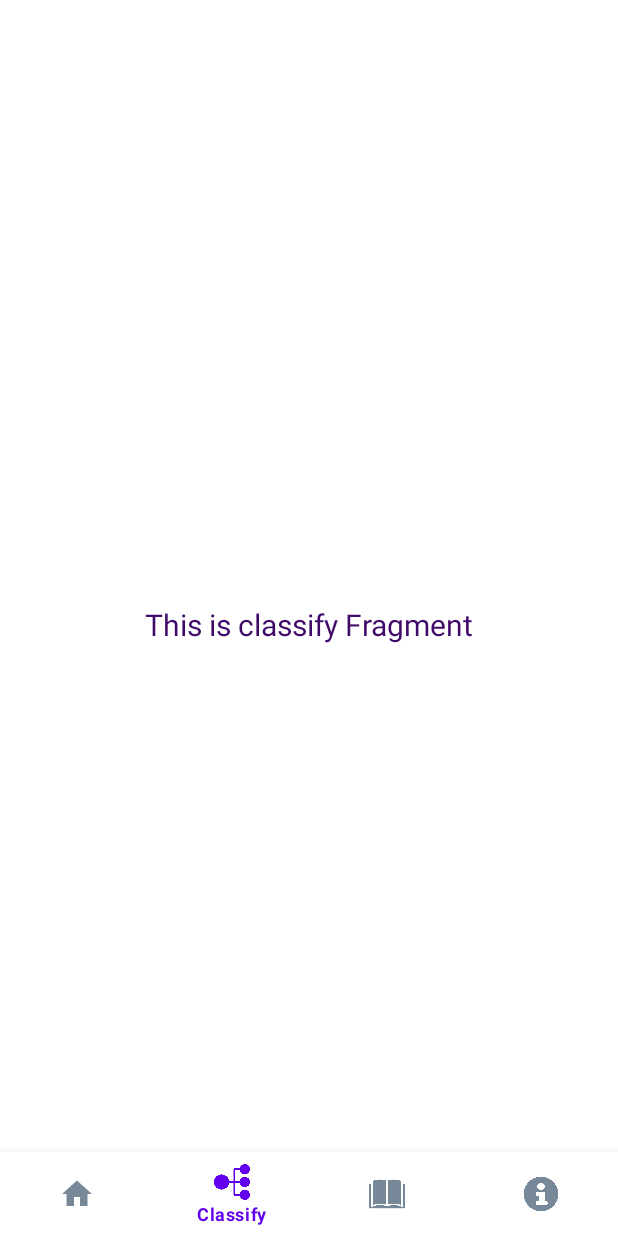
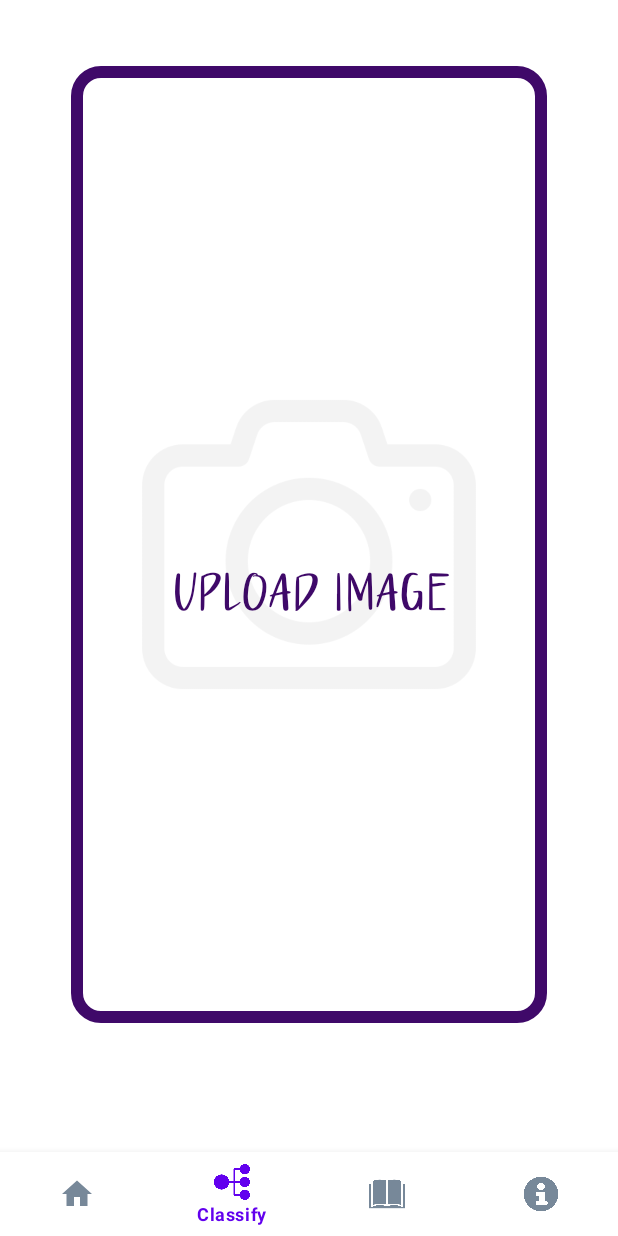
Before and after one commit to RP272/Mobile-Application-for-Mushroom-Species-Classification-Using-Neural-Networks, an Android app: the ClassifyFragment screen opened through its navigation route, on a phone screen of 412 x 824 dp. Run offline under Robolectric (Android 15) with nearby library versions, the phone set to English and light mode, and no system bars; our stand-ins replace navigation-ui.

Commit message:
feat: ClassifyFragment layout and onclick listener for uploading input photo

```diff
--- a/mobile/app/src/main/java/com/example/mushroomclassifier/ui/classify/ClassifyFragment.kt
+++ b/mobile/app/src/main/java/com/example/mushroomclassifier/ui/classify/ClassifyFragment.kt
@@ -5,6 +5,7 @@ import android.view.LayoutInflater
 import android.view.View
 import android.view.ViewGroup
 import android.widget.TextView
+import android.widget.Toast
 import androidx.fragment.app.Fragment
 import androidx.lifecycle.ViewModelProvider
 import com.example.mushroomclassifier.databinding.FragmentClassifyBinding
@@ -22,15 +23,23 @@ class ClassifyFragment : Fragment() {
         container: ViewGroup?,
         savedInstanceState: Bundle?
     ): View {
-        val dashboardViewModel =
+        val classifyViewModel =
             ViewModelProvider(this).get(ClassifyViewModel::class.java)
 
         _binding = FragmentClassifyBinding.inflate(inflater, container, false)
         val root: View = binding.root
 
         val textView: TextView = binding.textClassify
-        dashboardViewModel.text.observe(viewLifecycleOwner) {
+        classifyViewModel.text.observe(viewLifecycleOwner) {
             textView.text = it
+        }
+
+        val imageView = binding.imageView;
+        imageView.drawable?.alpha = (0.05 * 255).toInt();
+
+        imageView.setOnClickListener {
+            // TODO: photo upload + model inference
+            Toast.makeText(requireContext(), "CAMERA BUTTON CLICKED", Toast.LENGTH_SHORT).show();
         }
         return root
     }
--- a/mobile/app/src/main/java/com/example/mushroomclassifier/ui/classify/ClassifyViewModel.kt
+++ b/mobile/app/src/main/java/com/example/mushroomclassifier/ui/classify/ClassifyViewModel.kt
@@ -7,7 +7,7 @@ import androidx.lifecycle.ViewModel
 class ClassifyViewModel : ViewModel() {
 
     private val _text = MutableLiveData<String>().apply {
-        value = "This is classify Fragment"
+        value = "UPLOAD IMAGE"
     }
     val text: LiveData<String> = _text
 }
--- /dev/null
+++ b/mobile/app/src/main/res/drawable/image_upload_button.xml
@@ -0,0 +1,8 @@
+<?xml version="1.0" encoding="utf-8"?>
+<shape xmlns:android="http://schemas.android.com/apk/res/android"
+    android:shape="rectangle">
+    <corners android:radius="16dp" />
+    <stroke
+        android:width="8dp"
+        android:color="@color/primary" />
+</shape>
--- a/mobile/app/src/main/res/layout/fragment_classify.xml
+++ b/mobile/app/src/main/res/layout/fragment_classify.xml
@@ -15,11 +15,28 @@
         android:layout_marginStart="8dp"
         android:layout_marginTop="8dp"
         android:layout_marginEnd="8dp"
+        android:fontFamily="@font/autumn_fall"
         android:textAlignment="center"
-        android:textSize="20sp"
         android:textColor="@color/primary"
+        android:textSize="36sp"
         app:layout_constraintBottom_toBottomOf="parent"
         app:layout_constraintEnd_toEndOf="parent"
+        app:layout_constraintHorizontal_bias="0.0"
         app:layout_constraintStart_toStartOf="parent"
-        app:layout_constraintTop_toTopOf="parent" />
+        app:layout_constraintTop_toTopOf="parent"
+        app:layout_constraintVertical_bias="0.477" />
+
+    <ImageView
+        android:id="@+id/imageView"
+        android:layout_width="317dp"
+        android:layout_height="638dp"
+        android:layout_marginTop="44dp"
+        android:background="@drawable/image_upload_button"
+        android:scaleType="fitCenter"
+        android:src="@drawable/camera"
+        app:layout_constraintEnd_toEndOf="parent"
+        app:layout_constraintStart_toStartOf="parent"
+        app:layout_constraintTop_toTopOf="parent"
+        android:paddingHorizontal="40dp"
+        />
 </androidx.constraintlayout.widget.ConstraintLayout>
```
Also changed, not shown: mobile/app/src/main/res/drawable/camera.png (added).
